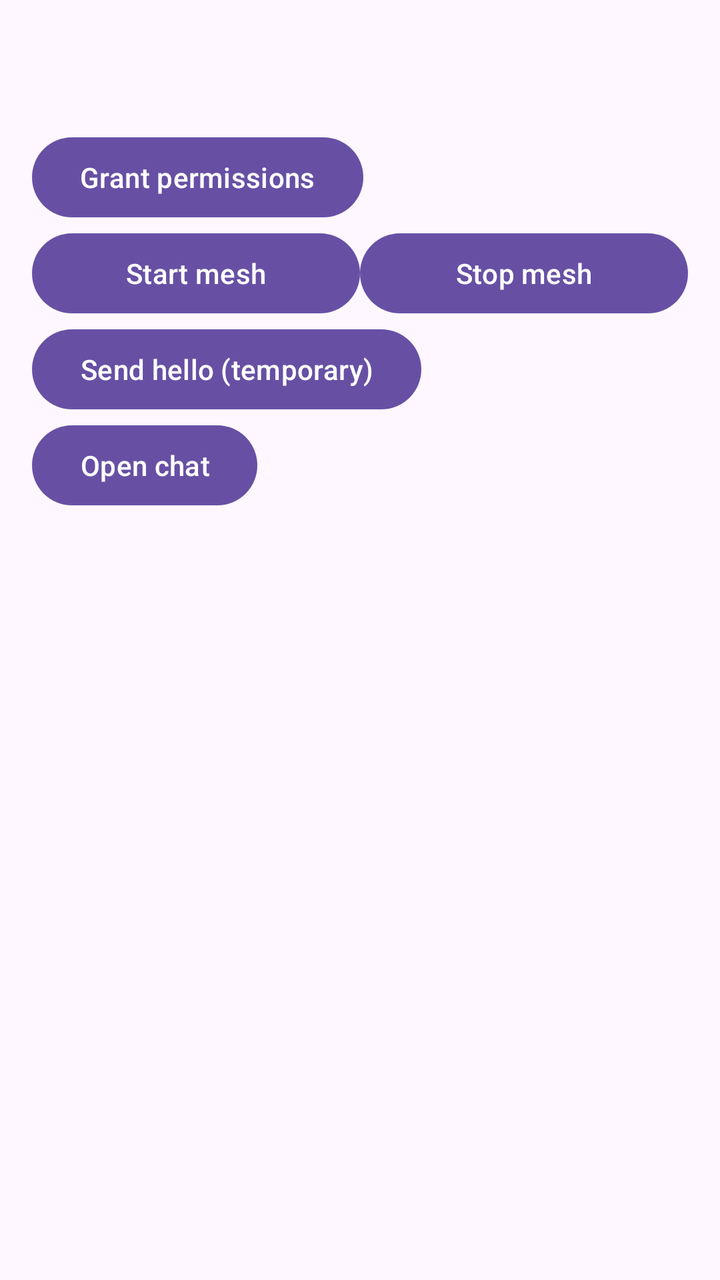
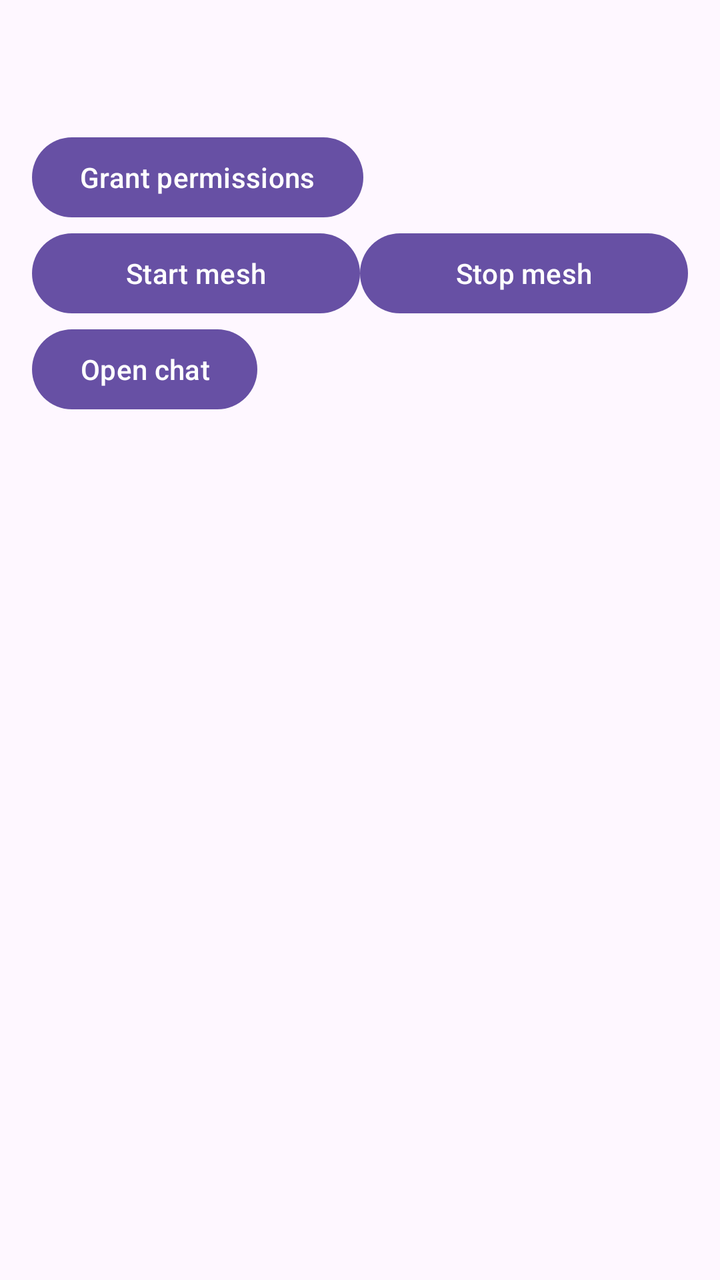

The first picture is an Android layout as it rendered before a commit; the second is the same layout after the commit. The layout source and the unified diff follow.
<!-- AndroidManifest.xml: application theme Theme.LifeLinkMesh -->
<!-- res/layout/activity_main.xml -->
<?xml version="1.0" encoding="utf-8"?>
<LinearLayout xmlns:android="http://schemas.android.com/apk/res/android"
    android:layout_width="match_parent"
    android:layout_height="match_parent"
    android:orientation="vertical"
    android:fitsSystemWindows="true"
    android:padding="16dp">

    <TextView
        android:id="@+id/txtDevice"
        android:layout_width="wrap_content"
        android:layout_height="wrap_content"
        android:textSize="18sp" />

    <TextView
        android:id="@+id/txtStatus"
        android:layout_width="wrap_content"
        android:layout_height="wrap_content"
        android:layout_marginTop="8dp"
        android:textSize="12sp" />

    <Button
        android:id="@+id/btnGrant"
        android:layout_width="wrap_content"
        android:layout_height="wrap_content"
        android:text="Grant permissions" />

    <LinearLayout
        android:layout_width="match_parent"
        android:layout_height="wrap_content"
        android:orientation="horizontal">

        <Button
            android:id="@+id/btnStart"
            android:layout_width="0dp"
            android:layout_height="wrap_content"
            android:layout_weight="1"
            android:text="Start mesh" />

        <Button
            android:id="@+id/btnStop"
            android:layout_width="0dp"
            android:layout_height="wrap_content"
            android:layout_weight="1"
            android:text="Stop mesh" />
    </LinearLayout>

    <Button
        android:id="@+id/btnSendHello"
        android:layout_width="wrap_content"
        android:layout_height="wrap_content"
        android:text="Send hello (temporary)" />

    <Button
        android:id="@+id/btnOpenChat"
        android:layout_width="wrap_content"
        android:layout_height="wrap_content"
        android:text="Open chat" />

    <TextView
        android:id="@+id/txtLog"
        android:layout_width="match_parent"
        android:layout_height="wrap_content"
        android:layout_marginTop="8dp"
        android:textSize="12sp" />

    <androidx.recyclerview.widget.RecyclerView
        android:id="@+id/recyclerPeers"
        android:layout_width="match_parent"
        android:layout_height="0dp"
        android:layout_marginTop="8dp"
        android:layout_weight="1" />
</LinearLayout>
<!-- resources referenced by this layout -->
<resources>
  <style name="Theme.LifeLinkMesh" parent="Base.Theme.LifeLinkMesh" />
  <style name="Base.Theme.LifeLinkMesh" parent="Theme.Material3.DayNight.NoActionBar">
          
          
      </style>
</resources>

<!-- the commit's change to res/layout/activity_main.xml (unified diff, before → after) -->
@@ -46,12 +46,6 @@
     </LinearLayout>
 
     <Button
-        android:id="@+id/btnSendHello"
-        android:layout_width="wrap_content"
-        android:layout_height="wrap_content"
-        android:text="Send hello (temporary)" />
-
-    <Button
         android:id="@+id/btnOpenChat"
         android:layout_width="wrap_content"
         android:layout_height="wrap_content"
